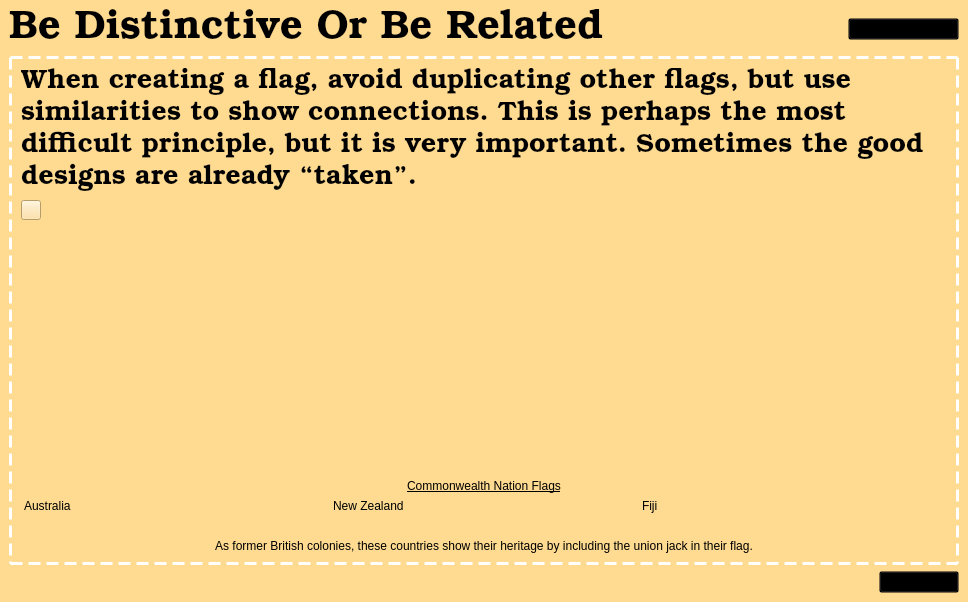
zxjorge/EDApp, file bedistinctiveorrelatedlesson.ui: the form before one commit.
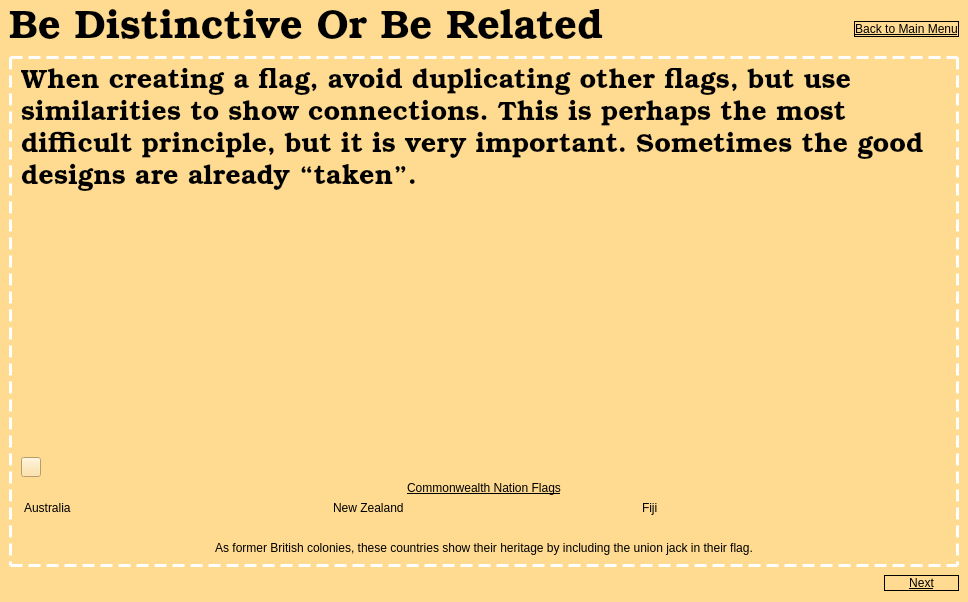
The form after the commit. Icons and pictures are not drawn.

Diff of the .ui file:
```diff
--- a/bedistinctiveorrelatedlesson.ui
+++ b/bedistinctiveorrelatedlesson.ui
@@ -66,8 +66,14 @@
           </item>
           <item>
            <widget class="QPushButton" name="mainMenu">
+            <property name="minimumSize">
+             <size>
+              <width>75</width>
+              <height>0</height>
+             </size>
+            </property>
             <property name="styleSheet">
-             <string notr="true">
+             <string notr="true">border: 1px solid black;
 text-decoration: underline; 
 font: 9pt &quot;Arial Narrow&quot;;
 background-color: transparent;
@@ -156,19 +162,6 @@
                </property>
               </widget>
              </item>
-             <item>
-              <spacer name="verticalSpacer">
-               <property name="orientation">
-                <enum>Qt::Vertical</enum>
-               </property>
-               <property name="sizeHint" stdset="0">
-                <size>
-                 <width>20</width>
-                 <height>40</height>
-                </size>
-               </property>
-              </spacer>
-             </item>
             </layout>
            </item>
            <item>
@@ -344,10 +337,17 @@
           </item>
           <item>
            <widget class="QPushButton" name="nextButton">
+            <property name="minimumSize">
+             <size>
+              <width>75</width>
+              <height>0</height>
+             </size>
+            </property>
             <property name="styleSheet">
              <string notr="true">text-decoration: underline; 
 font: 9pt &quot;Arial Narrow&quot;;
-background-color: transparent;</string>
+background-color: transparent;
+border: 1px solid black;</string>
             </property>
             <property name="text">
              <string>Next</string>
```
Left out of the diff: 22 changed lines with no effect on the pictures.
